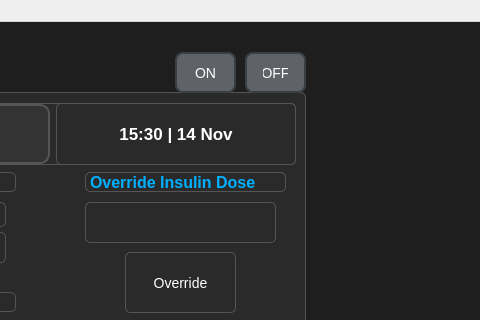
Old version of the form src/bolusmenu.ui in the repository Jelloge/insulin-pump-project; both pictures show x 485 to 965 and y 0 to 320 of the 1179 by 716 pixel window.
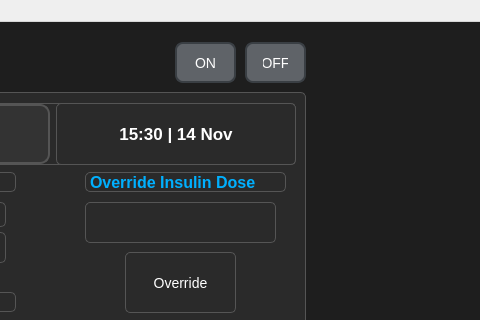
New version of the form.

```diff
--- a/src/bolusmenu.ui
+++ b/src/bolusmenu.ui
@@ -492,11 +492,17 @@
       <property name="geometry">
        <rect>
         <x>730</x>
-        <y>30</y>
+        <y>20</y>
         <width>61</width>
         <height>41</height>
        </rect>
       </property>
+      <property name="font">
+       <font>
+        <family>Segoe UI</family>
+        <pointsize>-1</pointsize>
+       </font>
+      </property>
       <property name="text">
        <string>OFF</string>
       </property>
@@ -505,11 +511,17 @@
       <property name="geometry">
        <rect>
         <x>660</x>
-        <y>30</y>
+        <y>20</y>
         <width>61</width>
         <height>41</height>
        </rect>
       </property>
+      <property name="font">
+       <font>
+        <family>Segoe UI</family>
+        <pointsize>-1</pointsize>
+       </font>
+      </property>
       <property name="styleSheet">
        <string notr="true"/>
       </property>
```
